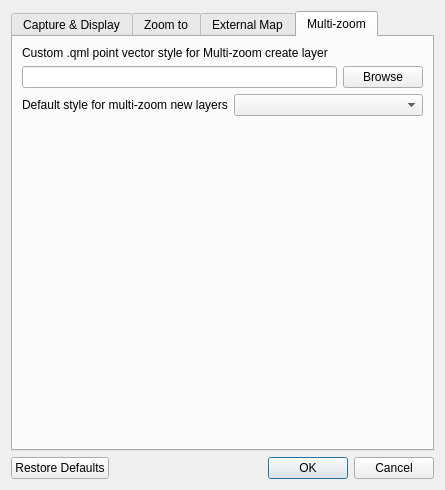
Above: ui/latLonSettings.ui from NationalSecurityAgency/qgis-latlontools-plugin before the change. Below: the same form after it.
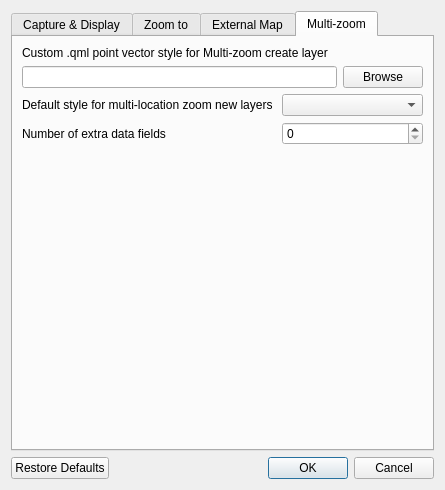
That is the form after the change. The open tabs and pages were chosen to show the change. Custom widgets are drawn as their Qt base class.

Commit message: Added additional data fields to multi-location zoom

Patch:
```diff
--- a/ui/latLonSettings.ui
+++ b/ui/latLonSettings.ui
@@ -321,17 +321,34 @@
         </layout>
        </item>
        <item>
-        <layout class="QHBoxLayout" name="horizontalLayout_4">
-         <item>
+        <layout class="QFormLayout" name="_2">
+         <property name="sizeConstraint">
+          <enum>QLayout::SetDefaultConstraint</enum>
+         </property>
+         <item row="1" column="0">
           <widget class="QLabel" name="label_16">
            <property name="text">
-            <string>Default style for multi-zoom new layers</string>
+            <string>Default style for multi-location zoom new layers </string>
            </property>
           </widget>
          </item>
-         <item>
+         <item row="1" column="1">
           <widget class="QComboBox" name="markerStyleComboBox"/>
          </item>
+         <item row="2" column="0">
+          <widget class="QLabel" name="label_17">
+           <property name="text">
+            <string>Number of extra data fields </string>
+           </property>
+          </widget>
+         </item>
+         <item row="2" column="1">
+          <widget class="QSpinBox" name="extraDataSpinBox">
+           <property name="maximum">
+            <number>10</number>
+           </property>
+          </widget>
+         </item>
         </layout>
        </item>
        <item>
```
The commit also changes 5 other files.
